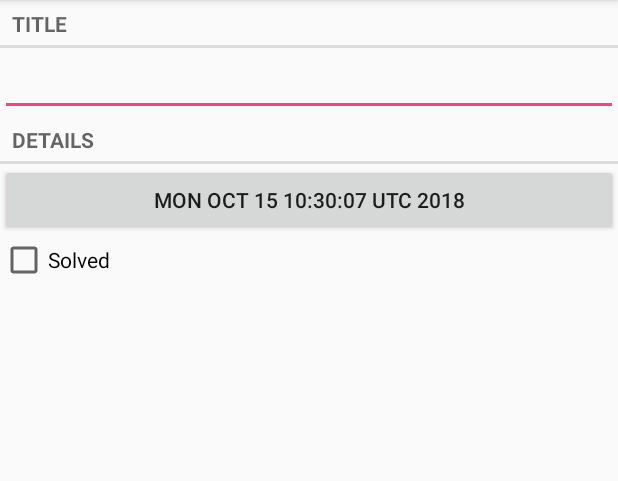
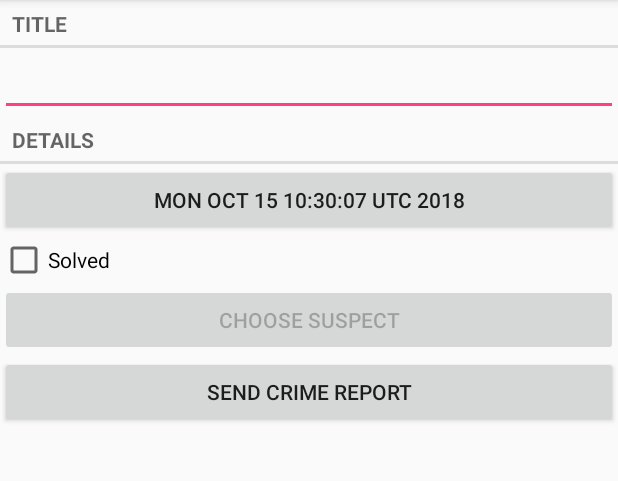
Before and after one commit to LiuShengchieh/Android_Programming, an Android app: the screen it shows after launch (CrimePagerActivity), after a tap on "New Crime", on a phone screen of 412 x 824 dp, the part 84-565 px from its top. Run offline under Robolectric (Android 15) with nearby library versions, the phone set to English and light mode, and no system bars.

Commit message:
第15章

```diff
--- a/CriminalIntent/app/src/main/java/com/bignerdranch/android/criminalintent/Crime.java
+++ b/CriminalIntent/app/src/main/java/com/bignerdranch/android/criminalintent/Crime.java
@@ -17,6 +17,7 @@
     private String mTitle;
     private Date mDate;
     private boolean mSolved;
+    private String mSuspect;
 
     public Crime() {
         this(UUID.randomUUID());
@@ -56,4 +57,12 @@
     public void setSolved(boolean solved) {
         mSolved = solved;
     }
+
+    public String getSuspect() {
+        return mSuspect;
+    }
+
+    public void setSuspect(String suspect) {
+        mSuspect = suspect;
+    }
 }
--- a/CriminalIntent/app/src/main/java/com/bignerdranch/android/criminalintent/CrimeFragment.java
+++ b/CriminalIntent/app/src/main/java/com/bignerdranch/android/criminalintent/CrimeFragment.java
@@ -3,13 +3,19 @@
 import android.app.Activity;
 import android.app.DatePickerDialog;
 import android.content.Intent;
+import android.content.pm.PackageManager;
+import android.database.Cursor;
+import android.net.Uri;
 import android.os.Bundle;
+import android.provider.ContactsContract;
 import android.support.annotation.Nullable;
 import android.support.v4.app.Fragment;
 import android.support.v4.app.FragmentManager;
+import android.support.v4.os.ResultReceiver;
 import android.support.v4.view.GravityCompat;
 import android.text.Editable;
 import android.text.TextWatcher;
+import android.text.format.DateFormat;
 import android.view.LayoutInflater;
 import android.view.View;
 import android.view.ViewGroup;
@@ -36,11 +42,14 @@
     private static final String DIALOG_DATE = "DialogDate";
 
     private static final int REQUEST_DATE = 0;
+    private static final int REQUEST_CONTACT = 1;
 
     private Crime mCrime;
     private EditText mTitleField;
     private Button mDateButton;
     private CheckBox mSolvedCheckBox;
+    private Button mSuspectButton;
+    private Button mReportButton;
 
     public static CrimeFragment newInstance(UUID crimeId) {
         Bundle args = new Bundle();
@@ -115,6 +124,41 @@
             }
         });
 
+        mReportButton = v.findViewById(R.id.crime_report);
+        mReportButton.setOnClickListener(new View.OnClickListener() {
+            @Override
+            public void onClick(View view) {
+                Intent i = new Intent(Intent.ACTION_SEND);
+                i.setType("text/plain");
+                i.putExtra(Intent.EXTRA_TEXT, getCrimeReport());
+                i.putExtra(Intent.EXTRA_SUBJECT,
+                        getString(R.string.crime_report_subject));
+                i = Intent.createChooser(i, getString(R.string.send_report));
+                startActivity(i);
+            }
+        });
+
+        final Intent pickContact = new Intent(Intent.ACTION_PICK,
+                ContactsContract.Contacts.CONTENT_URI);
+//        pickContact.addCategory(Intent.CATEGORY_HOME);
+        mSuspectButton = v.findViewById(R.id.crime_suspect);
+        mSuspectButton.setOnClickListener(new View.OnClickListener() {
+            @Override
+            public void onClick(View view) {
+                startActivityForResult(pickContact, REQUEST_CONTACT);
+            }
+        });
+
+        if (mCrime.getSuspect() != null) {
+            mSuspectButton.setText(mCrime.getSuspect());
+        }
+
+        PackageManager packageManager = getActivity().getPackageManager();
+        if (packageManager.resolveActivity(pickContact,
+                packageManager.MATCH_DEFAULT_ONLY) == null) {
+            mSuspectButton.setEnabled(false);
+        }
+
         return v;
     }
 
@@ -129,10 +173,55 @@
                     .getSerializableExtra(DatePickerFragment.EXTRA_DATE);
             mCrime.setDate(date);
             updateDate();
+        } else if (requestCode == REQUEST_CONTACT && data != null) {
+            Uri contactUri = data.getData();
+            String[] queryFields = new String[] {
+                    ContactsContract.Contacts.DISPLAY_NAME
+            };
+
+            Cursor c = getActivity().getContentResolver()
+                    .query(contactUri, queryFields, null, null, null);
+
+            try {
+                if (c.getCount() == 0) {
+                    return;
+                }
+
+                c.moveToFirst();
+                String suspect = c.getString(0);
+                mCrime.setSuspect(suspect);
+                mSuspectButton.setText(suspect);
+            } finally {
+                c.close();
+            }
         }
     }
 
     private void updateDate() {
         mDateButton.setText(mCrime.getDate().toString());
     }
+
+    private String getCrimeReport() {
+        String solvedString = null;
+        if (mCrime.isSolved()) {
+            solvedString = getString(R.string.crime_report_solved);
+        } else {
+            solvedString = getString(R.string.crime_report_unsolved);
+        }
+
+        String dateFormat = "EEE, MMM dd";
+        String dateString = DateFormat.format(dateFormat, mCrime.getDate()).toString();
+
+        String suspect = mCrime.getSuspect();
+        if (suspect == null) {
+            suspect = getString(R.string.crime_report_no_suspect);
+        } else {
+            suspect = getString(R.string.crime_report_suspect, suspect);
+        }
+
+        String report = getString(R.string.crime_report,
+                mCrime.getTitle(), dateString, solvedString, suspect);
+
+        return report;
+    }
 }
--- a/CriminalIntent/app/src/main/java/com/bignerdranch/android/criminalintent/CrimeLab.java
+++ b/CriminalIntent/app/src/main/java/com/bignerdranch/android/criminalintent/CrimeLab.java
@@ -129,6 +129,7 @@
         values.put(CrimeTable.Cols.TITLE, crime.getTitle());
         values.put(CrimeTable.Cols.DATE, crime.getDate().getTime());
         values.put(CrimeTable.Cols.SOLVED, crime.isSolved() ? 1 : 0);
+        values.put(CrimeTable.Cols.SUSPECT, crime.getSuspect());
 
         return values;
     }
--- a/CriminalIntent/app/src/main/java/database/CrimeDbSchema/CrimeBaseHelper.java
+++ b/CriminalIntent/app/src/main/java/database/CrimeDbSchema/CrimeBaseHelper.java
@@ -32,7 +32,8 @@
         CrimeTable.Cols.UUID + ", " +
         CrimeTable.Cols.TITLE + ", " +
         CrimeTable.Cols.DATE + ", " +
-        CrimeTable.Cols.SOLVED +
+        CrimeTable.Cols.SOLVED + ", " +
+                        CrimeTable.Cols.SUSPECT +
         ")"
         );
     }
--- a/CriminalIntent/app/src/main/java/database/CrimeDbSchema/CrimeCursorWrapper.java
+++ b/CriminalIntent/app/src/main/java/database/CrimeDbSchema/CrimeCursorWrapper.java
@@ -28,11 +28,13 @@
         String title = getString(getColumnIndex(CrimeTable.Cols.TITLE));
         long date = getLong(getColumnIndex(CrimeTable.Cols.DATE));
         int isSolved = getInt(getColumnIndex(CrimeTable.Cols.SOLVED));
+        String suspect = getString(getColumnIndex(CrimeTable.Cols.SUSPECT));
 
         Crime crime = new Crime(UUID.fromString(uuidString));
         crime.setTitle(title);
         crime.setDate(new Date(date));
         crime.setSolved(isSolved != 0);
+        crime.setSuspect(suspect);
 
         return crime;
     }
--- a/CriminalIntent/app/src/main/java/database/CrimeDbSchema/CrimeDbSchema.java
+++ b/CriminalIntent/app/src/main/java/database/CrimeDbSchema/CrimeDbSchema.java
@@ -17,6 +17,7 @@
             public static final String TITLE = "title";
             public static final String DATE = "date";
             public static final String SOLVED = "solved";
+            public static final String SUSPECT = "suspect";
         }
     }
 }
--- a/CriminalIntent/app/src/main/res/layout/fragment_crime.xml
+++ b/CriminalIntent/app/src/main/res/layout/fragment_crime.xml
@@ -34,4 +34,16 @@
         android:layout_height="wrap_content"
         android:text="@string/crime_solved_label"/>
 
+    <Button
+        android:id="@+id/crime_suspect"
+        android:layout_width="match_parent"
+        android:layout_height="wrap_content"
+        android:text="@string/crime_suspect_text"/>
+
+    <Button
+        android:id="@+id/crime_report"
+        android:layout_width="match_parent"
+        android:layout_height="wrap_content"
+        android:text="@string/crime_report_text"/>
+
 </LinearLayout>
--- a/CriminalIntent/app/src/main/res/values/strings.xml
+++ b/CriminalIntent/app/src/main/res/values/strings.xml
@@ -9,4 +9,15 @@
     <string name="show_subtitle">Show Subtitle</string>
     <string name="hide_subtitle">Hide Subtitle</string>
     <string name="subtitle_format">%1$d crimes</string>
+    <string name="crime_suspect_text">Choose Suspect</string>
+    <string name="crime_report_text">Send Crime Report</string>
+    <string name="crime_report">%1$s!
+     The crime was discovered on %2$s. %3$s, and %4$s
+    </string>
+    <string name="crime_report_solved">The case is solved</string>
+    <string name="crime_report_unsolved">The case is not solved</string>
+    <string name="crime_report_no_suspect">there is no suspect.</string>
+    <string name="crime_report_suspect">the suspect is %s.</string>
+    <string name="crime_report_subject">CriminalIntent Crime Report</string>
+    <string name="send_report">Send crime report via</string>
 </resources>
```
